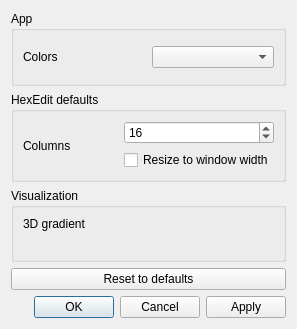
This is src/ui/dialogs/optionsdialog.ui in codilime/veles as Qt 5 draws it before an edit. The edited form follows.
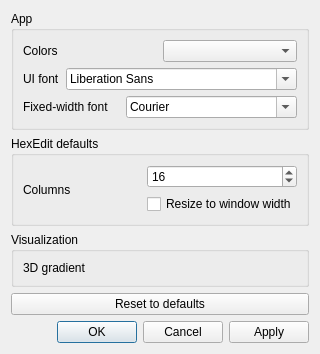
This is the edited form.

Commit message: Add font selection

What changed in the file:
```diff
--- a/src/ui/dialogs/optionsdialog.ui
+++ b/src/ui/dialogs/optionsdialog.ui
@@ -7,7 +7,7 @@
     <x>0</x>
     <y>0</y>
     <width>297</width>
-    <height>329</height>
+    <height>344</height>
    </rect>
   </property>
   <property name="windowTitle">
@@ -20,6 +20,38 @@
       <string>App</string>
      </property>
      <layout class="QGridLayout" name="gridLayout_2">
+      <item row="7" column="0">
+       <layout class="QHBoxLayout" name="horizontalLayout_4">
+        <item>
+         <widget class="QLabel" name="fixedFontlabel">
+          <property name="text">
+           <string>Fixed-width font</string>
+          </property>
+         </widget>
+        </item>
+        <item>
+         <widget class="QFontComboBox" name="fixedFontComboBox">
+          <property name="fontFilters">
+           <set>QFontComboBox::MonospacedFonts</set>
+          </property>
+         </widget>
+        </item>
+       </layout>
+      </item>
+      <item row="3" column="0">
+       <layout class="QHBoxLayout" name="horizontalLayout_3">
+        <item>
+         <widget class="QLabel" name="fontLabel">
+          <property name="text">
+           <string>UI font</string>
+          </property>
+         </widget>
+        </item>
+        <item>
+         <widget class="QFontComboBox" name="fontComboBox"/>
+        </item>
+       </layout>
+      </item>
       <item row="2" column="0">
        <layout class="QHBoxLayout" name="horizontalLayout">
         <item>
```
The commit also changes 7 other files.
